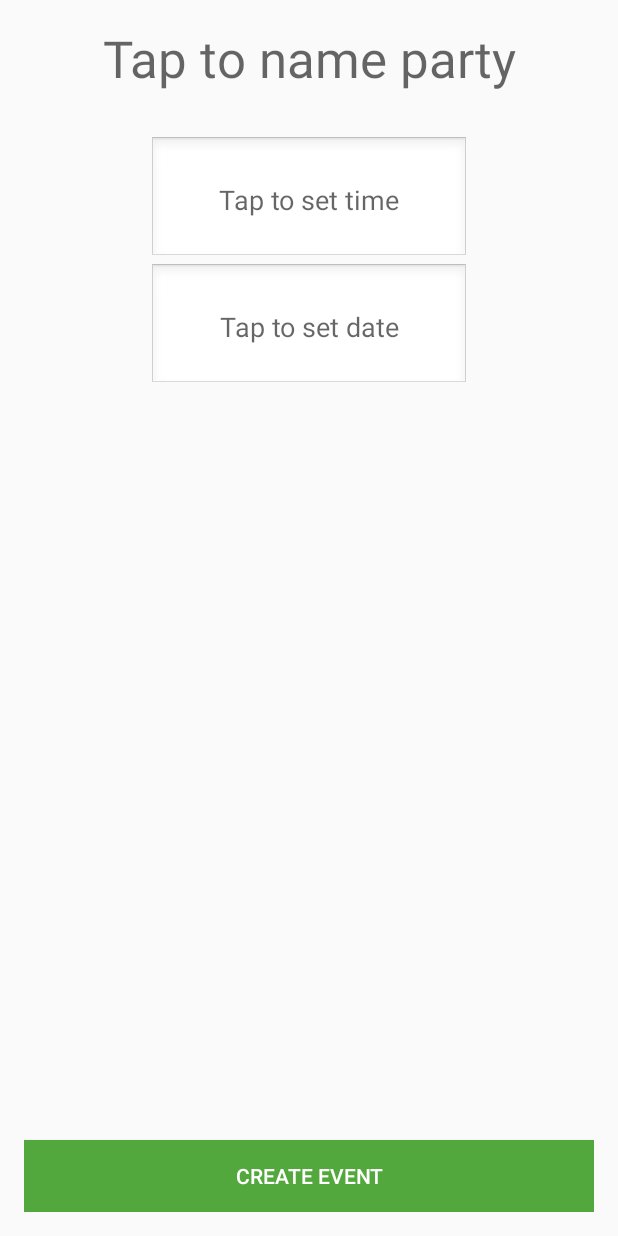
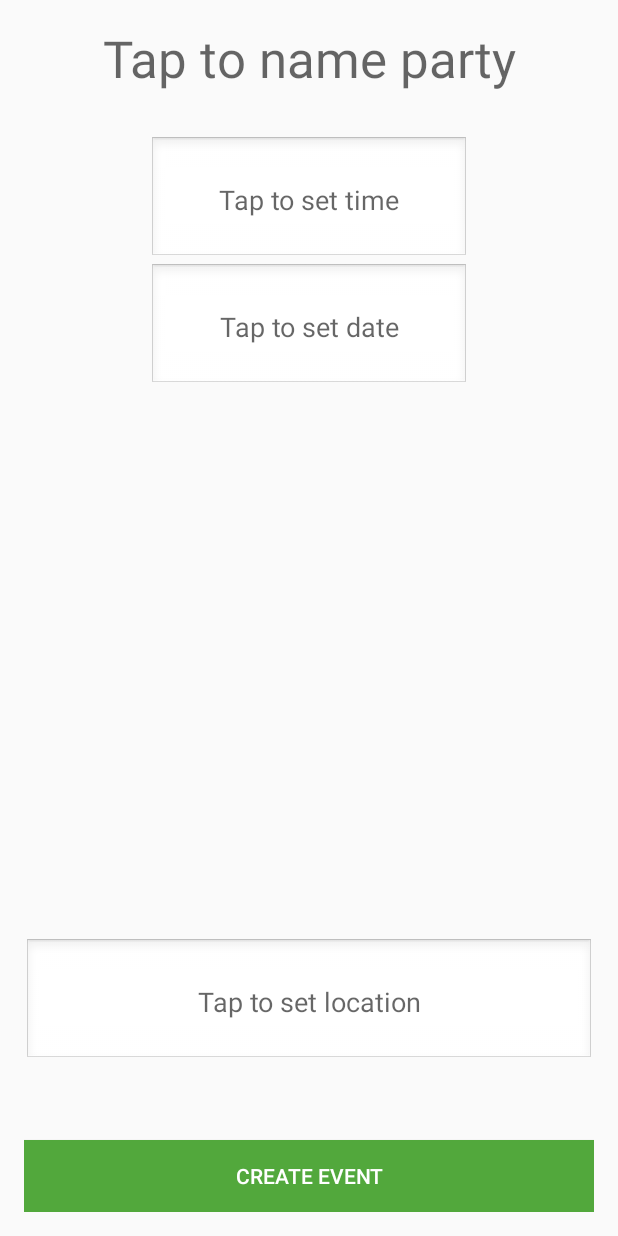
Before and after one commit to ChetMokh/Cliqbac, an Android app: the screen it shows after launch (CreatePartyActivity), after a tap on "CREATE EVENT", on a phone screen of 412 x 824 dp. Run offline under Robolectric (Android 15) with nearby library versions, the phone set to English and light mode, and no system bars.

Commit message:
Got location working

```diff
--- a/app/build.gradle
+++ b/app/build.gradle
@@ -24,4 +24,8 @@ dependencies {
     testCompile 'junit:junit:4.12'
     compile 'com.android.support:appcompat-v7:23.2.0'
     compile 'com.android.support:design:23.2.0'
+    compile 'com.google.android.gms:play-services:8.4.0'
+    compile 'com.google.android.gms:play-services-maps:8.4.0'
+    compile 'com.google.android.gms:play-services-location:7.8.0'
+    compile 'com.google.maps.android:android-maps-utils:0.4.+'
 }
--- a/app/src/main/java/co/thepartyon/cliqbac/CreatePartyActivity.java
+++ b/app/src/main/java/co/thepartyon/cliqbac/CreatePartyActivity.java
@@ -1,7 +1,9 @@
 package co.thepartyon.cliqbac;
 
 import android.app.DatePickerDialog;
+import android.app.FragmentManager;
 import android.app.TimePickerDialog;
+import android.content.Intent;
 import android.support.design.widget.Snackbar;
 import android.support.v7.app.AppCompatActivity;
 import android.os.Bundle;
@@ -11,16 +13,28 @@ import android.widget.DatePicker;
 import android.widget.EditText;
 import android.widget.TimePicker;
 
+import com.google.android.gms.maps.CameraUpdateFactory;
+import com.google.android.gms.maps.GoogleMap;
+import com.google.android.gms.maps.MapFragment;
+import com.google.android.gms.maps.OnMapReadyCallback;
+import com.google.android.gms.maps.SupportMapFragment;
+import com.google.android.gms.maps.model.LatLng;
+import com.google.android.gms.maps.model.MarkerOptions;
+
 import java.text.DateFormatSymbols;
 import java.util.Calendar;
 
-public class CreatePartyActivity extends AppCompatActivity implements View.OnClickListener{
+public class CreatePartyActivity extends AppCompatActivity implements View.OnClickListener {
+
+    static final LatLng HAMBURG = new LatLng(53.558, 9.927);
+    static final LatLng KIEL = new LatLng(53.551, 9.993);
+    boolean showMap;
+    private GoogleMap map;
 
     @Override
     protected void onCreate(Bundle savedInstanceState) {
         super.onCreate(savedInstanceState);
         setContentView(R.layout.activity_create_party);
-
 
         //Instantiate Buttons + Set onClick Listeners
         View startTime = (EditText) findViewById(R.id.startTimeEditText);
@@ -31,6 +45,9 @@ public class CreatePartyActivity extends AppCompatActivity implements View.OnCli
 
         View confirm = (Button) findViewById(R.id.confirmButton);
         confirm.setOnClickListener(this);
+
+        View location = (EditText) findViewById(R.id.locationEditText);
+        location.setOnClickListener(this);
 
     }
 
@@ -81,11 +98,34 @@ public class CreatePartyActivity extends AppCompatActivity implements View.OnCli
 
         }
 
+        else if(v.getId() == R.id.locationEditText)
+        {
+            Intent i = new Intent(this, MapsActivity.class);
+            startActivity(i);
+
+            /*
+
+            //Move the camera instantly to hamburg with a zoom of 15.
+            map.moveCamera(CameraUpdateFactory.newLatLngZoom(HAMBURG, 15));
+
+            // Zoom in, animating the camera.
+            map.animateCamera(CameraUpdateFactory.zoomTo(10), 2000, null);
+
+            */
+
+
+
+
+
+        }
+
         else if(v.getId() == R.id.confirmButton) //User clicks the confirm button, data is stored in DB
         {
             //Store info in DB and move to next activity
             Snackbar.make(v, "Confirmed.", Snackbar.LENGTH_SHORT).show();
         }
+
+
 
     }
 
--- a/app/src/main/java/co/thepartyon/cliqbac/MainActivity.java
+++ b/app/src/main/java/co/thepartyon/cliqbac/MainActivity.java
@@ -32,15 +32,12 @@ public class MainActivity extends AppCompatActivity implements View.OnClickListe
         });
         */
 
-
         //Instantiate Buttons + Set onClick Listeners
         View profileButton = (ImageButton) findViewById(R.id.profileButton);
         profileButton.setOnClickListener(this);
 
         View createEventButton = (Button) findViewById(R.id.createEventButton);
         createEventButton.setOnClickListener(this);
-
-
 
 
     }
--- a/app/src/main/res/layout/activity_create_party.xml
+++ b/app/src/main/res/layout/activity_create_party.xml
@@ -68,4 +68,21 @@
         android:layout_alignParentBottom="true"
         android:layout_alignParentStart="true" />
 
+    <EditText
+        android:layout_width="match_parent"
+        android:layout_height="wrap_content"
+        android:inputType="date"
+        android:ems="10"
+        android:id="@+id/locationEditText"
+        android:focusableInTouchMode="false"
+        android:windowSoftInputMode="stateHidden"
+        android:hint="Tap to set location"
+        android:padding="30dp"
+        android:background="@android:drawable/edit_text"
+        android:linksClickable="false"
+        android:textAlignment="center"
+        android:layout_above="@+id/confirmButton"
+        android:layout_centerHorizontal="true"
+        android:layout_marginBottom="50dp" />
+
 </RelativeLayout>
--- a/app/src/main/res/layout/content_main.xml
+++ b/app/src/main/res/layout/content_main.xml
@@ -59,7 +59,7 @@
         android:id="@+id/imageView2"
         android:layout_alignParentTop="true"
         android:layout_centerHorizontal="true"
-        android:layout_above="@+id/profileButton"
-        android:background="@drawable/ic_logo_white" />
+        android:background="@drawable/ic_logo_white"
+        android:layout_alignBottom="@+id/signInTextView" />
 
 </RelativeLayout>
--- a/app/src/main/res/values/strings.xml
+++ b/app/src/main/res/values/strings.xml
@@ -27,4 +27,6 @@
     <string name="party_title_hint">Tap to name party</string>
     <string name="sign_in">Sign in</string>
     <string name="profile_button">n/a</string>
+    <string name="title_activity_maps">Party Map</string>
+    <string name="choose_location">Choose Location</string>
 </resources>
```
Also changed, not shown: app/src/debug/res/values/google_maps_api.xml (added, +21 -0 lines), app/src/main/AndroidManifest.xml (+32 -1 lines), app/src/main/java/co/thepartyon/cliqbac/MapDialog.java (added, +36 -0 lines), app/src/main/java/co/thepartyon/cliqbac/MapsActivity.java (added, +60 -0 lines), app/src/main/res/layout/activity_maps.xml (added, +8 -0 lines), app/src/main/res/layout/fragment_map.xml (added, +25 -0 lines), 1 other file.
